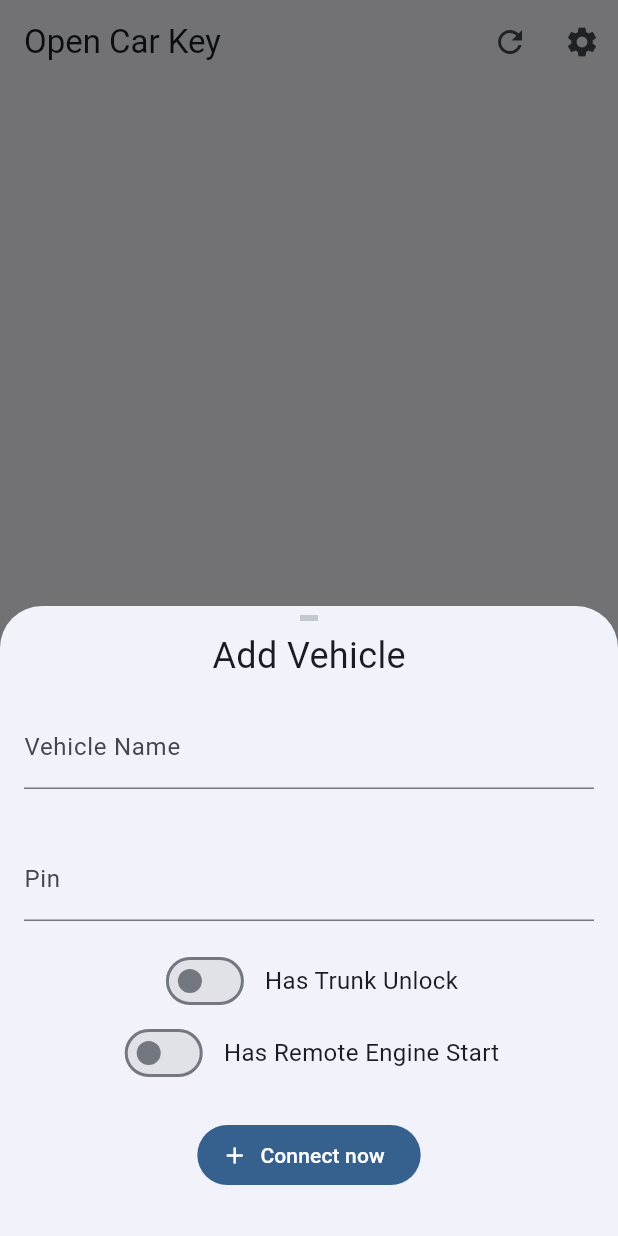
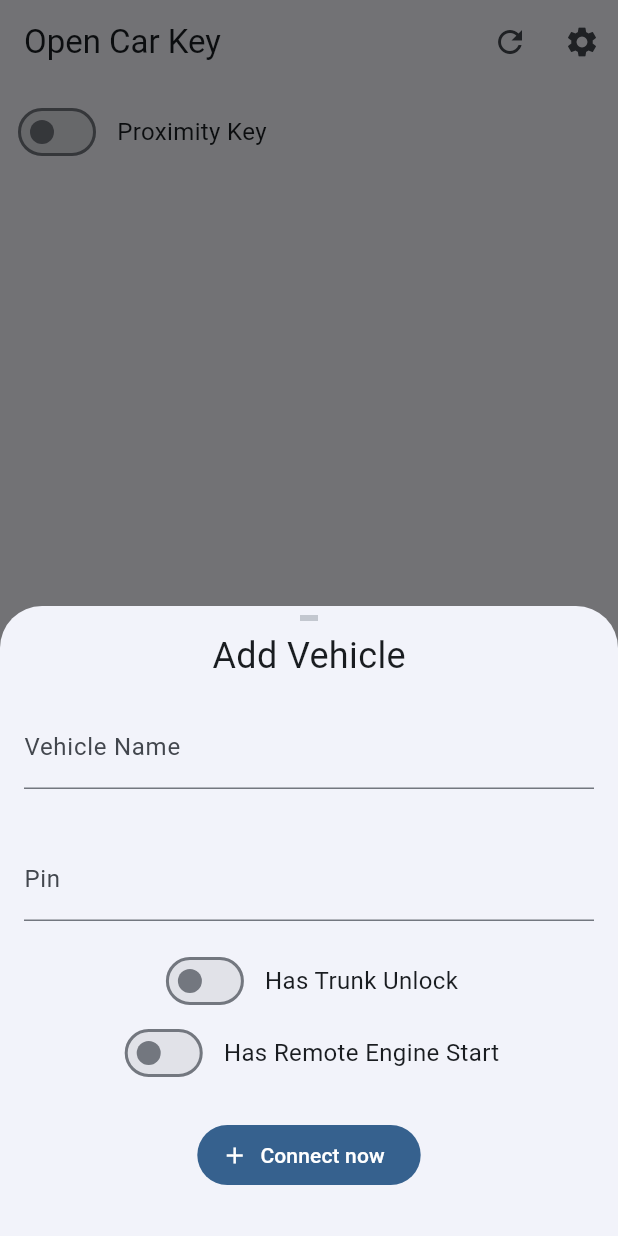
Before and after one commit to Mauznemo/OpenCarKey, a Flutter app: the screen it shows after launch, after a tap on the "add" icon, on a phone screen of 412 x 824 dp. Run offline on Flutter 3.47's test engine with Material 3 defaults, Android fonts, the phone set to English and light mode, and no system bars; drawn by our look-alikes of dynamic_color; our stand-ins replace flutter_blue_plus, flutter_local_notifications, permission_handler, shared_preferences, vibration; missing offline and left inert: flutter_background_service; statements that could not run were skipped.

Commit message:
feat(mobile app): add proximity key toggle to home page

```diff
--- a/MobileApp/lib/pages/home.dart
+++ b/MobileApp/lib/pages/home.dart
@@ -1,5 +1,6 @@
 import 'package:flutter/material.dart';
 import 'package:flutter_background_service/flutter_background_service.dart';
+import 'package:shared_preferences/shared_preferences.dart';
 
 import '../components/add_vehicle_bottom_sheet.dart';
 import '../components/edit_vehicle_bottom_sheet.dart';
@@ -19,9 +20,18 @@ class _HomePageState extends State<HomePage> {
   final FlutterBackgroundService service = FlutterBackgroundService();
   List<Vehicle> vehicles = [];
 
-  late String eventData = '--';
+  late SharedPreferences prefs;
+  bool proximityKey = false;
 
   final List<String> notAuthenticatedDevices = [];
+
+  void loadPrefs() async {
+    prefs = await SharedPreferences.getInstance();
+
+    proximityKey = prefs.getBool('proximityKey') ?? false;
+
+    setState(() {});
+  }
 
   void getVehicles() async {
     final vehiclesData = await VehicleStorage.getVehicles();
@@ -115,6 +125,7 @@ class _HomePageState extends State<HomePage> {
       }
     });
     getVehicles();
+    loadPrefs();
   }
 
   @override
@@ -135,20 +146,15 @@ class _HomePageState extends State<HomePage> {
             IconButton(
                 icon: const Icon(Icons.settings),
                 onPressed: () {
-                  Navigator.pushNamed(context, '/settings');
+                  Navigator.pushNamed(context, '/settings').then((_) {
+                    loadPrefs();
+                  });
                 }),
           ],
         ),
         floatingActionButton: FloatingActionButton(
           onPressed: () async {
-            // await _requestPermission();
             await AddVehicleBottomSheet.showBottomSheet(context);
-            //BleService.associateBle();
-            /*final NativeSharedPreferences prefs = await _prefs;
-              await prefs.reload();
-              _event =
-                  prefs.getString('device_mac_address') ?? 'Not associated';
-              setState(() {});*/
             getVehicles();
           },
           child: const Icon(Icons.add),
@@ -156,6 +162,30 @@ class _HomePageState extends State<HomePage> {
         body: Column(
           mainAxisAlignment: MainAxisAlignment.center,
           children: [
+            Padding(
+              padding: const EdgeInsets.all(8.0),
+              child: Row(
+                children: [
+                  Switch(
+                    value: proximityKey,
+                    onChanged: (value) {
+                      prefs.setBool('proximityKey', value);
+                      BleBackgroundService.setProximityKey(value);
+
+                      setState(() {
+                        proximityKey = value;
+                      });
+                    },
+                  ),
+                  SizedBox(width: 10),
+                  const Text(
+                    'Proximity Key',
+                    style: TextStyle(fontSize: 16),
+                  ),
+                ],
+              ),
+            ),
+            Spacer(),
             ListView.builder(
                 shrinkWrap: true,
                 itemCount: vehicles.length,
@@ -350,6 +380,7 @@ class _HomePageState extends State<HomePage> {
                     }),
                   );
                 }),
+            Spacer(),
           ],
         ));
   }
```
